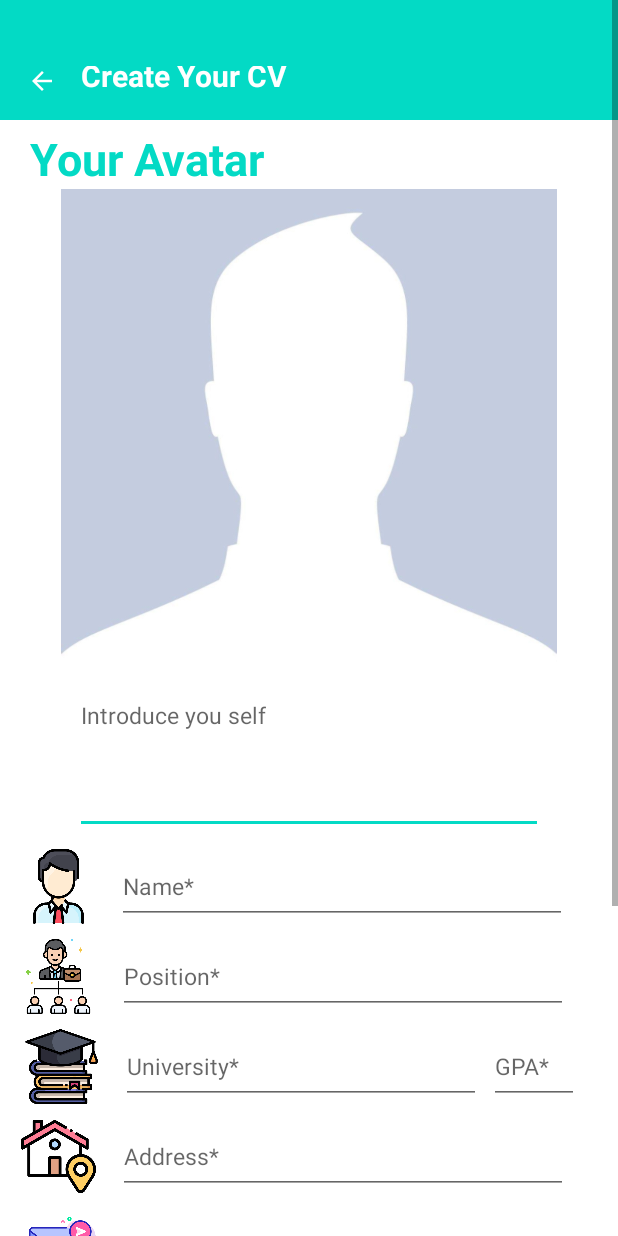
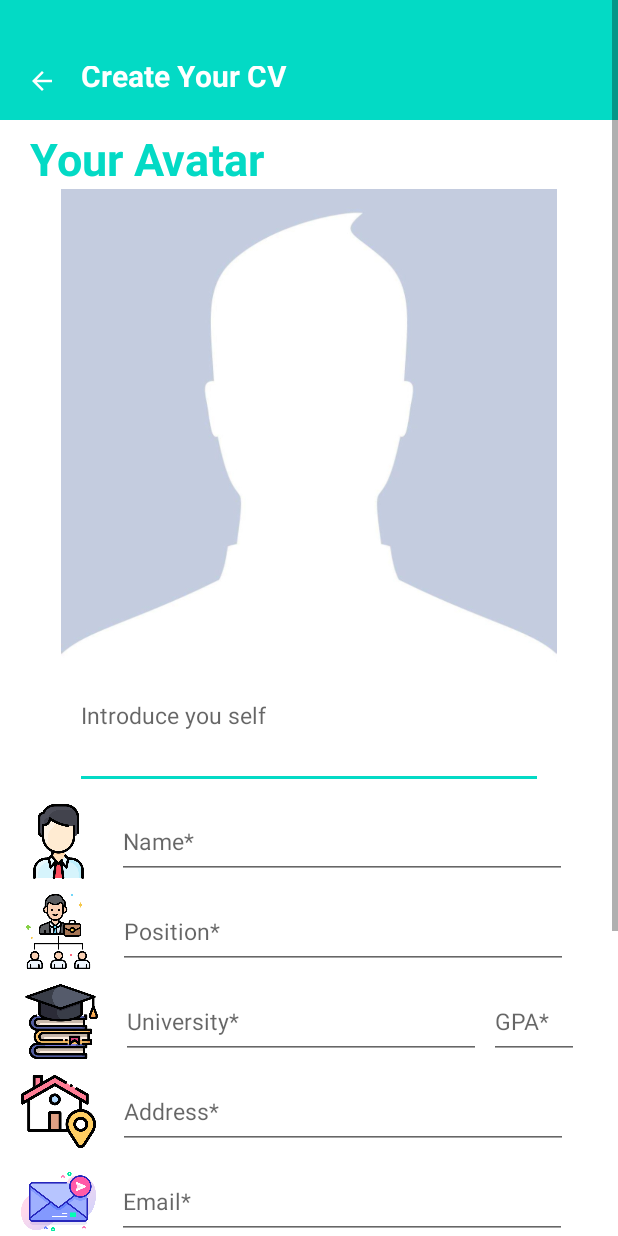
Before and after one commit to NekoNo001/GoJob, an Android app: the JobseakercolletionActivity screen opened directly, with no data from a screen before it, on a phone screen of 412 x 824 dp. Run offline under Robolectric (Android 15) with nearby library versions, the phone set to English and light mode, and no system bars; our stand-ins replace Firebase (no records; nobody signed in at launch, a user with empty details on screens opened directly); libraries missing offline, so code that uses them is left out: com.theartofdev.edmodo.

Commit message:
18/2/2023

```diff
--- a/app/src/main/res/layout/activity_careerfield.xml
+++ b/app/src/main/res/layout/activity_careerfield.xml
@@ -37,6 +37,5 @@
         app:layout_constraintEnd_toEndOf="parent"
         app:iconPadding="0dp"
         app:iconTint="@color/white"
-        android:visibility="gone"
         app:iconSize="35dp" />
 </androidx.constraintlayout.widget.ConstraintLayout>
--- a/app/src/main/res/layout/activity_jobseekercolletion.xml
+++ b/app/src/main/res/layout/activity_jobseekercolletion.xml
@@ -34,7 +34,7 @@
         <EditText
             android:id="@+id/txteIntroduce"
             android:layout_width="match_parent"
-            android:layout_height="100dp"
+            android:layout_height="70dp"
             android:layout_marginStart="50dp"
             android:layout_marginEnd="50dp"
             android:gravity="left"
--- a/app/src/main/res/layout/card.xml
+++ b/app/src/main/res/layout/card.xml
@@ -1,16 +1,16 @@
 <?xml version="1.0" encoding="utf-8"?>
 <ScrollView xmlns:android="http://schemas.android.com/apk/res/android"
     xmlns:app="http://schemas.android.com/apk/res-auto"
-    xmlns:tools="http://schemas.android.com/tools"
     android:layout_width="match_parent"
     android:layout_height="match_parent"
     android:fillViewport="true"
-    android:background="@color/darkmode"
+    android:background="@color/black"
     >
 
     <androidx.cardview.widget.CardView
         android:layout_width="match_parent"
-        android:layout_height="match_parent">
+        android:layout_height="match_parent"
+        app:cardBackgroundColor="@color/darkmode">
         <androidx.constraintlayout.widget.ConstraintLayout
             android:layout_width="match_parent"
             android:layout_height="match_parent">
--- a/app/src/main/res/layout/item_career_container.xml
+++ b/app/src/main/res/layout/item_career_container.xml
@@ -20,8 +20,8 @@
     <ImageView
         android:src="@drawable/a"
         android:id="@+id/Careeric"
-        android:layout_width="50dp"
-        android:layout_height="50dp"
+        android:layout_width="45dp"
+        android:layout_height="45dp"
         app:layout_constraintTop_toTopOf="parent"
         app:layout_constraintBottom_toBottomOf="parent"
         app:layout_constraintStart_toStartOf="parent"
--- a/app/src/main/res/values-night/colors.xml
+++ b/app/src/main/res/values-night/colors.xml
@@ -7,9 +7,9 @@
     <color name="teal_700">#FF018786</color>
     <color name="black">#FF000000</color>
     <color name="white">#FFFFFFFF</color>
-    <color name="darkmodedfont">#A1A1A1</color>
+    <color name="darkmodedfont">#E1E1E1</color>
     <color name="darkmode">#000000</color>
     <color name="Mint">#FF03DAC5</color>
     <color name="gray">#E3E3E3</color>
-    <color name="Darkgray">#4C4C4C</color>
+    <color name="Darkgray">#454545</color>
 </resources>
--- a/app/src/main/res/values-night/themes.xml
+++ b/app/src/main/res/values-night/themes.xml
@@ -15,12 +15,10 @@
         <!-- Customize your theme here. -->
         <item name="android:textColor">@color/darkmodedfont</item>
         <item name="android:textSize">15dp</item>
+        <item name="backgroundColor">@color/black</item>
     </style>
     <style name="Toolbar">
         <item name="android:background">@color/black</item>
-    </style>
-    <style name="hind1">
-        <item name="android:background">@color/Darkgray</item>
     </style>
     <style name="collectionBox">
         <item name="android:background">#222222</item>
--- a/app/src/main/res/values/themes.xml
+++ b/app/src/main/res/values/themes.xml
@@ -15,6 +15,7 @@
         <!-- Customize your theme here. -->
         <item name="android:textColor">@color/darkmodedfont</item>
         <item name="android:textSize">15dp</item>
+        <item name="backgroundColor">@color/white</item>
     </style>
     <style name="Theme.GoJob.NoActionBar">
         <item name="windowActionBar">false</item>
```
Also changed, not shown: app/src/main/AndroidManifest.xml (+9 -5 lines), app/src/main/java/com/b1906478/gojob/activity/CareerfieldActivity.java (+27 -10 lines).
